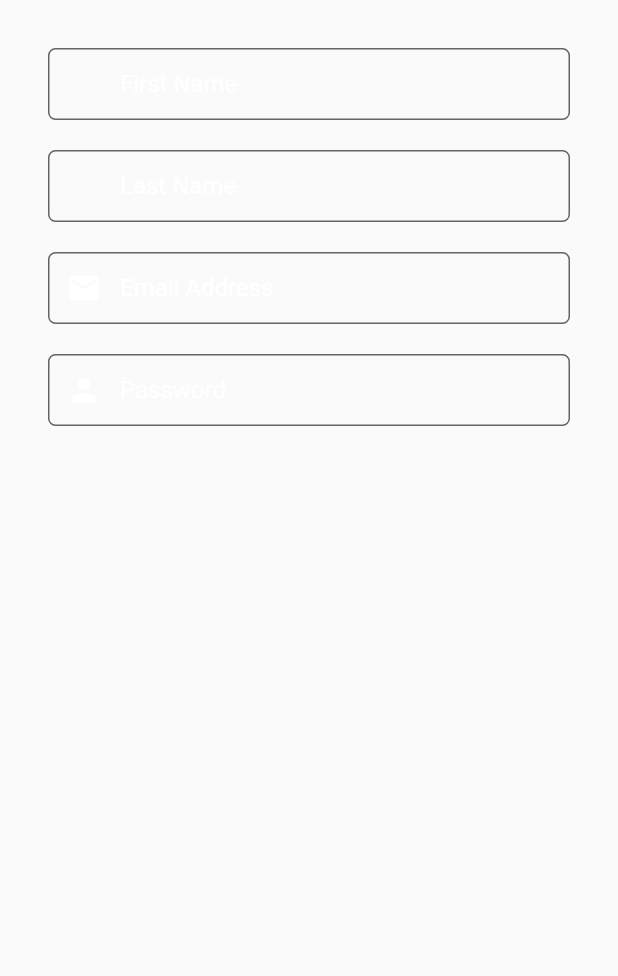
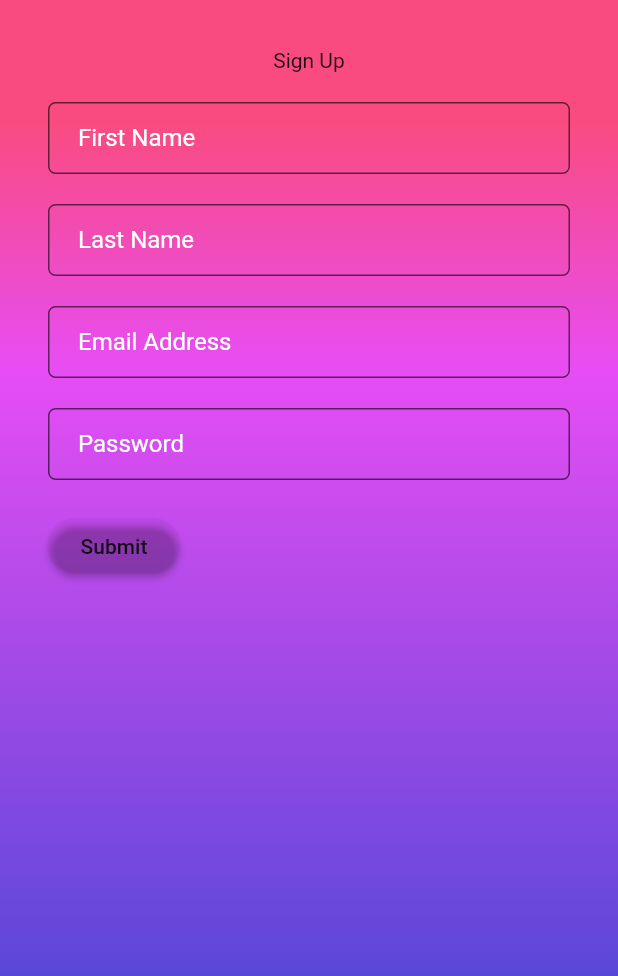
Before and after one commit to bandly93/flutter_auth, a Flutter app: the SignupPage screen opened by its route, on a phone screen of 412 x 824 dp. Shown: the top 976 px of the screen. Run offline on Flutter 3.47's test engine with Material 2 defaults, Android fonts, the phone set to English and light mode, and no system bars; our stand-ins replace firebase_auth; accounts and stored records are empty.

Commit message:
Seperate Sign in and Log in logic

```diff
--- /dev/null
+++ b/lib/common/gradientContainer.dart
@@ -0,0 +1,12 @@
+import 'package:flutter/material.dart';
+
+BoxDecoration gradient(colors,Alignment start,Alignment end){
+  return BoxDecoration(
+    gradient: LinearGradient(
+      begin: start,
+      end: end,
+      stops: [0.1,0.3,0.8],
+      colors: colors,
+    ),
+  );
+}
--- a/lib/pages/signup_page.dart
+++ b/lib/pages/signup_page.dart
@@ -1,5 +1,8 @@
 import 'package:flutter/material.dart';
-import 'package:squish_app/common/inputTextContainer.dart';
+import 'package:squish_app/common/gradientContainer.dart';
+import 'package:squish_app/styles/colors.dart';
+import 'package:firebase_auth/firebase_auth.dart';
+import 'package:squish_app/pages/login_page.dart';
 
 class SignupPage extends StatefulWidget{
   @override
@@ -7,23 +10,110 @@ class SignupPage extends StatefulWidget{
 }
 
 class _SignupPage extends State<SignupPage>{
+  String _firstName ,_lastName ,_email ,_password;
+  final GlobalKey<FormState> _formKey = GlobalKey<FormState>();
+
+
+  Future<void> signUp() async{
+    final formState = _formKey.currentState;
+    if(formState.validate()){
+      formState.save();
+      try{
+        AuthResult newUser = await FirebaseAuth.instance.createUserWithEmailAndPassword(email : _email,password:_password);
+        print(newUser);
+        Navigator.push(context,MaterialPageRoute(builder:(context) => LoginPage()));
+      }catch(e){
+        print(e);
+      }
+    }
+  }
+
   @override
   Widget build(BuildContext context){
     return Scaffold(
       body : Container(
-        child : Column (
+        decoration: gradient(colors,Alignment.topCenter,Alignment.bottomCenter),
+        child : Form (
+          key : _formKey,
+          child : Column(
             children: <Widget>[
               //navbar here
               Container(
                 child : Padding(
                   padding : EdgeInsets.all(32),
                   child : Wrap(
-                  runSpacing :20,
+                    runSpacing : 20,
                     children : <Widget>[
-                      buildTextForm("First Name", null),
-                      buildTextForm("Last Name", null),
-                      buildTextForm("Email Address", Icons.email),
-                      buildTextForm("Password", Icons.person),
+                      Center(
+                        child : Text('Sign Up'),
+                      ),
+                      TextFormField(
+                        validator: (input) => input.isEmpty ? 'Please enter your first name' : null,
+                        onSaved : (input) => _firstName = input,
+                        decoration: InputDecoration(
+                          fillColor: Colors.transparent,
+                          filled : true,
+                          hintText : 'First Name',
+                          hintStyle: const TextStyle(color : Colors.white),
+                          contentPadding: EdgeInsets.fromLTRB(20, 10, 20, 10),
+                          border : OutlineInputBorder(
+                            borderRadius: BorderRadius.circular(5),
+                          ),
+                          prefixIcon: null,
+                        )
+                      ),
+                      TextFormField(
+                        validator: (input) => input.isEmpty ? 'Please enter your last name' : null,
+                        onSaved : (input) => _lastName = input,
+                        decoration: InputDecoration(
+                          fillColor: Colors.transparent,
+                          filled : true,
+                          hintText : 'Last Name',
+                          hintStyle: const TextStyle(color : Colors.white),
+                          contentPadding: EdgeInsets.fromLTRB(20, 10, 20, 10),
+                          border : OutlineInputBorder(
+                            borderRadius: BorderRadius.circular(5),
+                          ),
+                          prefixIcon: null,
+                        )
+                      ),
+                      TextFormField(
+                        validator: (input) => input.isEmpty? 'Please enter your email.' : null,
+                        onSaved : (input) => _email = input,
+                        decoration: InputDecoration(
+                          fillColor: Colors.transparent,
+                          filled : true,
+                          hintText : 'Email Address',
+                          hintStyle: const TextStyle(color : Colors.white),
+                          contentPadding: EdgeInsets.fromLTRB(20, 10, 20, 10),
+                          border : OutlineInputBorder(
+                            borderRadius: BorderRadius.circular(5),
+                          ),
+                          prefixIcon: null,
+                        )
+                      ),
+                      TextFormField(
+                        validator: (input) => input.isEmpty ? 'Please enter a valid password' : null,
+                        onSaved : (input) => _password = input,
+                        obscureText: true,
+                        decoration: InputDecoration(
+                          fillColor: Colors.transparent,
+                          filled : true,
+                          hintText : 'Password',
+                          hintStyle: const TextStyle(color : Colors.white),
+                          contentPadding: EdgeInsets.fromLTRB(20, 10, 20, 10),
+                          border : OutlineInputBorder(
+                            borderRadius: BorderRadius.circular(5),
+                          ),
+                          prefixIcon: null,
+                        )
+                      ),
+                      RaisedButton(
+                        color: Color.fromRGBO(255, 255, 255, 0),
+                        shape : RoundedRectangleBorder(borderRadius : new BorderRadius.circular(30.0)),
+                        onPressed : signUp,
+                        child : Text('Submit')
+                      )
                     ]
                   )
                 )
@@ -31,6 +121,7 @@ class _SignupPage extends State<SignupPage>{
             ],
           )
         )
+      )
     );
   }
 }
--- /dev/null
+++ b/lib/styles/colors.dart
@@ -0,0 +1,16 @@
+import 'package:flutter/material.dart';
+
+Color firstColor = Color(0XFFFC4A1F);
+Color secondColor = Color(0XFFAF1055);
+Color primaryTextColor = Color(0XFF5F6368);
+Color secondaryTextColor = Color(0XFFE93B2D);
+Color tertiaryTextColor = Color(0XFFA7A7A7);
+Color logoTintColor = Color(0XFFFCE3E0);
+Color opacityCOlor = Colors.white.withOpacity(0.9);
+Color color1 = Color(0xFFFA4B81);
+Color color2 = Color(0xFFE74DF4);
+Color color3 = Color(0xFF5747D8);
+
+final colors = [color1,color2,color3];
+
+LinearGradient appGradient = LinearGradient(colors: [color2, color3]);
```
Also changed, not shown: 2 other files. Lines whose indentation alone changed are shown as unchanged.
